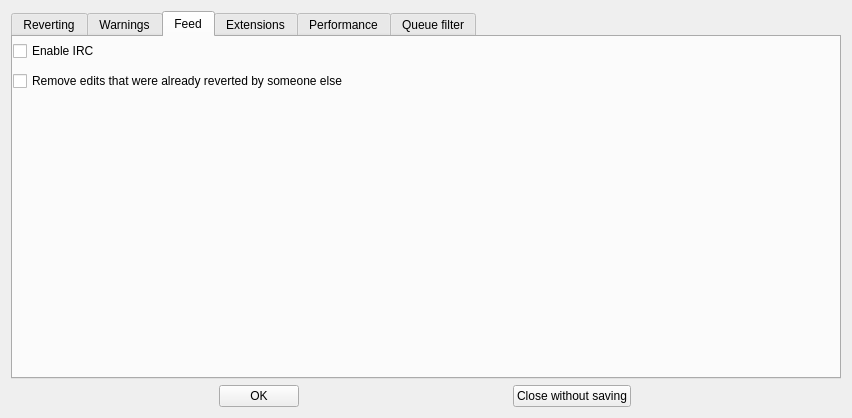
Before: the Qt Designer form huggle/preferences.ui in huggle/huggle3-qt-lx, drawn with Qt 5.
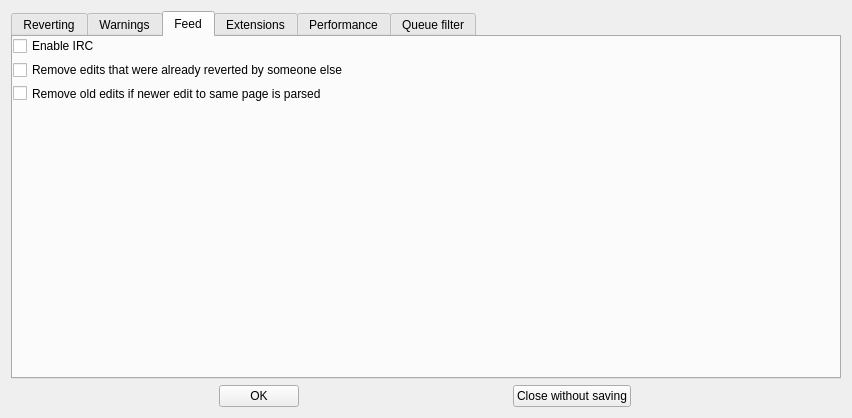
After: the same form once the commit is applied. The open tabs and pages were chosen to show the change.

Commit message: new option that allow users to delete old edits

```diff
--- a/huggle/preferences.ui
+++ b/huggle/preferences.ui
@@ -157,7 +157,7 @@
          <x>0</x>
          <y>0</y>
          <width>811</width>
-         <height>60</height>
+         <height>65</height>
         </rect>
        </property>
        <layout class="QVBoxLayout" name="verticalLayout_5">
@@ -175,6 +175,13 @@
           </property>
          </widget>
         </item>
+        <item>
+         <widget class="QCheckBox" name="checkBox_19">
+          <property name="text">
+           <string>Remove old edits if newer edit to same page is parsed</string>
+          </property>
+         </widget>
+        </item>
        </layout>
       </widget>
      </widget>
```
The commit also changes 5 other files.
